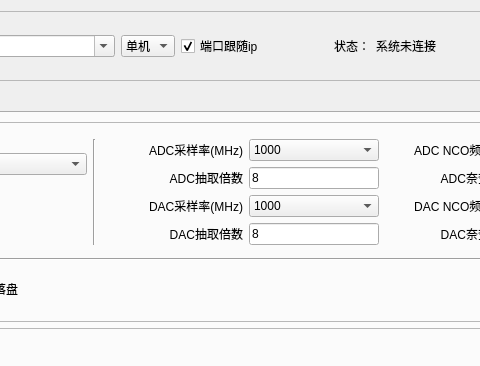
First picture: the form in ui/CTYui.ui, repository sunningxiao/RFSdemo, before the edit; both pictures show x 222 to 702 and y 0 to 366 of the 1200 by 995 pixel window.
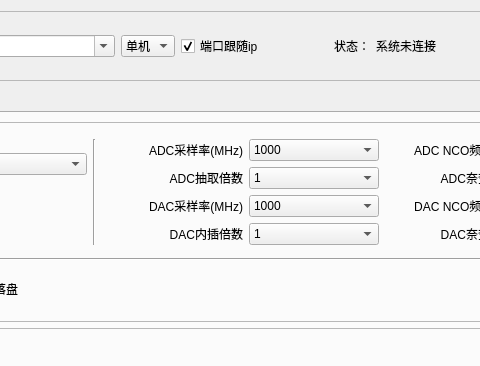
Second picture: the form after the edit.

Commit message: v2.7 ad、da抽取倍数可配置 加入下一版本的指令解析demo

Diff of the .ui file:
```diff
--- a/ui/CTYui.ui
+++ b/ui/CTYui.ui
@@ -484,7 +484,7 @@
                 <item row="4" column="3">
                  <widget class="QLabel" name="label_9">
                   <property name="text">
-                   <string>DAC抽取倍数</string>
+                   <string>DAC内插倍数</string>
                   </property>
                   <property name="alignment">
                    <set>Qt::AlignRight|Qt::AlignTrailing|Qt::AlignVCenter</set>
@@ -523,25 +523,6 @@
                   </property>
                  </widget>
                 </item>
-                <item row="2" column="4">
-                 <widget class="QLineEdit" name="txt_adc_extract">
-                  <property name="minimumSize">
-                   <size>
-                    <width>80</width>
-                    <height>0</height>
-                   </size>
-                  </property>
-                  <property name="maximumSize">
-                   <size>
-                    <width>130</width>
-                    <height>16777215</height>
-                   </size>
-                  </property>
-                  <property name="text">
-                   <string>8</string>
-                  </property>
-                 </widget>
-                </item>
                 <item row="1" column="4">
                  <widget class="QComboBox" name="select_adc_sample">
                   <property name="minimumSize">
@@ -736,25 +717,6 @@
                   </property>
                  </widget>
                 </item>
-                <item row="4" column="4">
-                 <widget class="QLineEdit" name="txt_dac_extract">
-                  <property name="minimumSize">
-                   <size>
-                    <width>80</width>
-                    <height>0</height>
-                   </size>
-                  </property>
-                  <property name="maximumSize">
-                   <size>
-                    <width>130</width>
-                    <height>16777215</height>
-                   </size>
-                  </property>
-                  <property name="text">
-                   <string>8</string>
-                  </property>
-                 </widget>
-                </item>
                 <item row="4" column="5">
                  <widget class="QLabel" name="label_12">
                   <property name="maximumSize">
@@ -973,6 +935,78 @@
                   </property>
                  </widget>
                 </item>
+                <item row="2" column="4">
+                 <widget class="QComboBox" name="select_adc_extract">
+                  <property name="minimumSize">
+                   <size>
+                    <width>100</width>
+                    <height>0</height>
+                   </size>
+                  </property>
+                  <property name="maximumSize">
+                   <size>
+                    <width>130</width>
+                    <height>16777215</height>
+                   </size>
+                  </property>
+                  <item>
+                   <property name="text">
+                    <string>1</string>
+                   </property>
+                  </item>
+                  <item>
+                   <property name="text">
+                    <string>2</string>
+                   </property>
+                  </item>
+                  <item>
+                   <property name="text">
+                    <string>4</string>
+                   </property>
+                  </item>
+                  <item>
+                   <property name="text">
+                    <string>8</string>
+                   </property>
+                  </item>
+                 </widget>
+                </item>
+                <item row="4" column="4">
+                 <widget class="QComboBox" name="select_dac_extract">
+                  <property name="minimumSize">
+                   <size>
+                    <width>100</width>
+                    <height>0</height>
+                   </size>
+                  </property>
+                  <property name="maximumSize">
+                   <size>
+                    <width>130</width>
+                    <height>16777215</height>
+                   </size>
+                  </property>
+                  <item>
+                   <property name="text">
+                    <string>1</string>
+                   </property>
+                  </item>
+                  <item>
+                   <property name="text">
+                    <string>2</string>
+                   </property>
+                  </item>
+                  <item>
+                   <property name="text">
+                    <string>4</string>
+                   </property>
+                  </item>
+                  <item>
+                   <property name="text">
+                    <string>8</string>
+                   </property>
+                  </item>
+                 </widget>
+                </item>
                </layout>
               </item>
               <item>
```
The commit also changes 5 other files.
